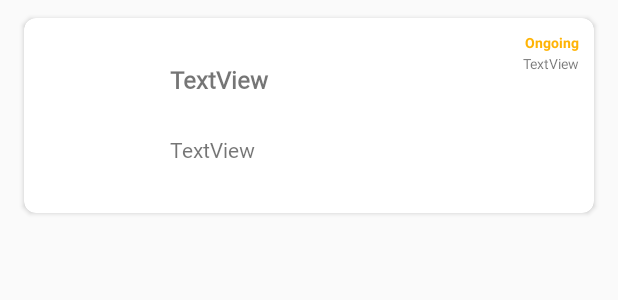
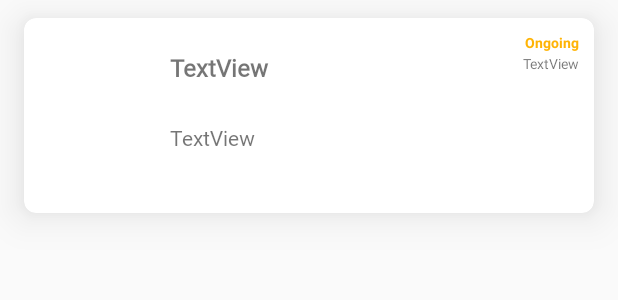
Before and after one commit to dilshanhiruna/SingerCareApp-Redesign, an Android app: the layout history_card_view.xml on its own in the app's theme, with its tools: preview values and no code run, on a phone screen of 412 x 824 dp. Shown: the top 300 px of the screen. Run offline under Robolectric (Android 15) with nearby library versions, the phone set to English and light mode, and no system bars.

Commit message:
CardElevations and minor UI changes

```diff
--- a/app/src/main/res/layout/activity_my_history.xml
+++ b/app/src/main/res/layout/activity_my_history.xml
@@ -52,13 +52,13 @@ thing and past it in any-->
 
     <FrameLayout
         android:id="@+id/frameLayout"
-        android:layout_width="400dp"
-        android:layout_height="555dp"
+        android:layout_width="386dp"
+        android:layout_height="558dp"
         android:layout_marginTop="15dp"
         android:layout_marginBottom="66dp"
         app:layout_constraintBottom_toBottomOf="parent"
         app:layout_constraintEnd_toEndOf="parent"
-        app:layout_constraintHorizontal_bias="0.454"
+        app:layout_constraintHorizontal_bias="0.485"
         app:layout_constraintStart_toStartOf="parent"
         app:layout_constraintTop_toBottomOf="@+id/history_history_btn"
         app:layout_constraintVertical_bias="0.0" />
--- a/app/src/main/res/layout/history_card_view.xml
+++ b/app/src/main/res/layout/history_card_view.xml
@@ -9,7 +9,10 @@
     android:layout_marginLeft="16dp"
     android:layout_marginRight="16dp"
     android:id="@+id/card_pertanyaan"
-    card_view:cardBackgroundColor="#FFFF"
+    android:outlineSpotShadowColor="@color/dark_grey"
+    android:outlineAmbientShadowColor="@color/dark_grey"
+    card_view:cardElevation="15dp"
+    card_view:cardBackgroundColor="@color/white"
     card_view:cardCornerRadius="8dp"
     card_view:contentPadding="10dp"
     android:foreground="?selectableItemBackground"
@@ -37,7 +40,7 @@
             android:layout_width="233dp"
             android:layout_height="46dp"
             android:layout_marginStart="16dp"
-            android:layout_marginTop="20dp"
+            android:layout_marginTop="12dp"
             android:text="TextView"
             android:textSize="16dp"
             android:textStyle="bold"
--- a/app/src/main/res/layout/history_card_view_2.xml
+++ b/app/src/main/res/layout/history_card_view_2.xml
@@ -9,6 +9,9 @@
     android:layout_marginLeft="16dp"
     android:layout_marginRight="16dp"
     android:id="@+id/card_pertanyaan"
+    android:outlineSpotShadowColor="@color/dark_grey"
+    android:outlineAmbientShadowColor="@color/dark_grey"
+    card_view:cardElevation="15dp"
     card_view:cardBackgroundColor="#FFFF"
     card_view:cardCornerRadius="8dp"
     card_view:contentPadding="10dp"
--- a/app/src/main/res/values/colors.xml
+++ b/app/src/main/res/values/colors.xml
@@ -8,7 +8,9 @@
     <color name="black">#FF000000</color>
     <color name="white">#FFFFFFFF</color>
     <color name="grey">#F2F2F2</color>
-    <color name="dark_grey">#454545</color>
+    <color name="grey2">#F2F2F2</color>
+    <color name="dark_grey">#737373</color>
+    <color name="dark_grey2">#a6a6a6</color>
     <color name="light_pink">#FFF0EC</color>
     <color name="soft_pink">#FF5864</color>
     <color name="material_pink">#FF404E</color>
```
